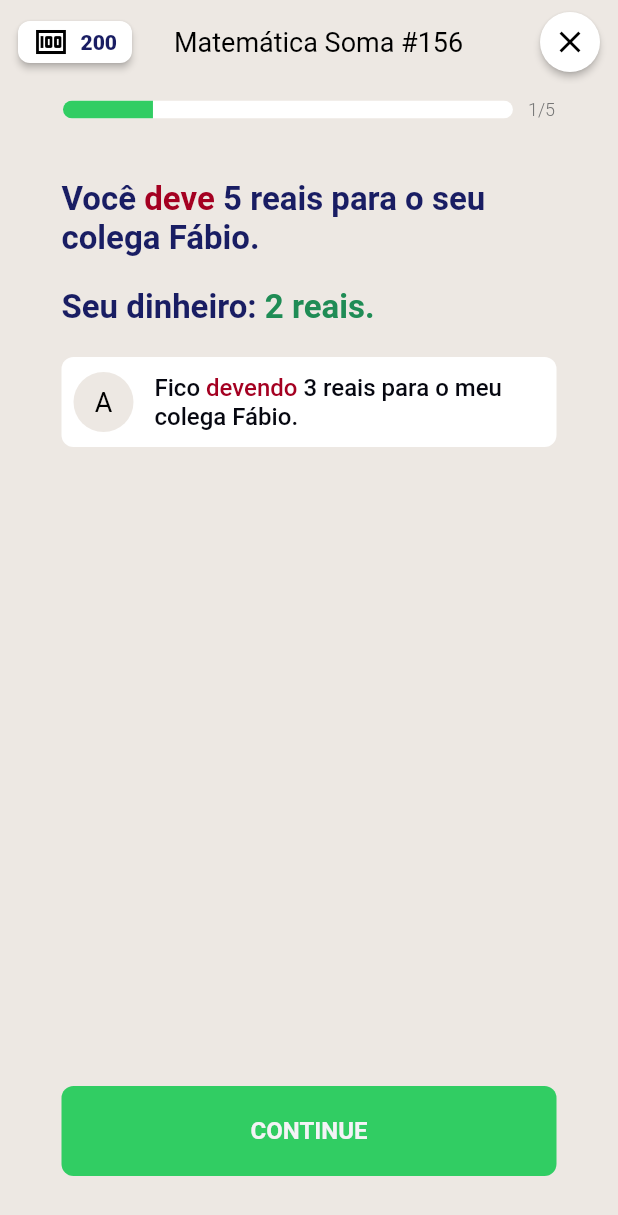
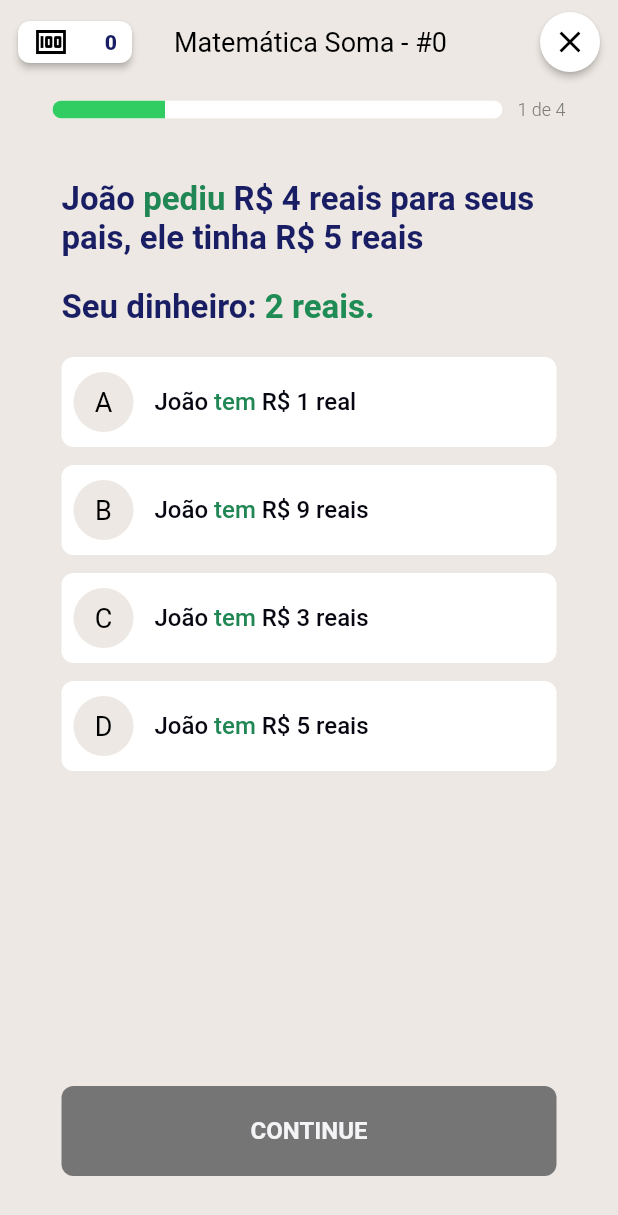
Before and after one commit to marcos-bah/education_quiz_app, a Flutter app: the QuizPage screen opened directly, on a phone screen of 412 x 824 dp. Shown: the top 1215 px of the screen. Run offline on Flutter 3.47's test engine with Material 2 defaults, Android fonts, the phone set to English and light mode, and no system bars; Roboto replaces fonts that are missing (Manrope).

Commit message:
add suporte a questoes dinamicas

```diff
--- a/lib/app/app.dart
+++ b/lib/app/app.dart
@@ -1,6 +1,7 @@
 import 'package:education_quiz_app/app/theme.dart';
-import 'package:education_quiz_app/start/start_page.dart';
 import 'package:flutter/material.dart';
+
+import '../home/home_page.dart';
 
 class App extends StatelessWidget {
   const App({super.key});
@@ -11,7 +12,7 @@ class App extends StatelessWidget {
     return MaterialApp(
       title: 'Quiz Educação',
       theme: ThemaApp.global,
-      home: const StartPage(),
+      home: const HomePage(),
     );
   }
 }
--- /dev/null
+++ b/lib/app/user_model.dart
@@ -0,0 +1,29 @@
+import 'package:flutter/material.dart';
+
+class UserModel extends ChangeNotifier {
+  int score = 0;
+  int scoreLocal = 0;
+
+  void setPointsGlobal(int points) {
+    score += points;
+    notifyListeners();
+  }
+
+  void resetPointsGlobal() {
+    score = 0;
+    notifyListeners();
+  }
+
+  void setPointsLocal(int points) {
+    scoreLocal += points;
+    notifyListeners();
+  }
+
+  void resetPointsLocal() {
+    scoreLocal = 0;
+    notifyListeners();
+  }
+
+  get getPointsGlobal => score;
+  get getPointsLocal => scoreLocal;
+}
--- /dev/null
+++ b/lib/quiz/option_widget.dart
@@ -0,0 +1,116 @@
+import 'package:education_quiz_app/app/user_model.dart';
+import 'package:education_quiz_app/quiz/quiz_controller.dart';
+import 'package:education_quiz_app/quiz/quiz_model.dart';
+import 'package:flutter/material.dart';
+import 'package:provider/provider.dart';
+
+class OptionWidget extends StatefulWidget {
+  final List<OptionModel> options;
+  const OptionWidget({super.key, required this.options});
+
+  @override
+  State<OptionWidget> createState() => _OptionWidgetState();
+}
+
+class _OptionWidgetState extends State<OptionWidget> {
+  late List<Color> _colors;
+
+  @override
+  void initState() {
+    _colors = List.generate(
+      widget.options.length,
+      (index) => Colors.white,
+    );
+    super.initState();
+  }
+
+  @override
+  Widget build(BuildContext context) {
+    return Consumer<QuizController>(builder: (context, quizController, child) {
+      if (!quizController.quiz.question.isClicked) {
+        _colors = List.generate(
+          widget.options.length,
+          (index) => Colors.white,
+        );
+      }
+      return SizedBox(
+        width: 330,
+        child: Column(
+          children: [
+            ...List.generate(
+              widget.options.length,
+              (index) => Padding(
+                padding: const EdgeInsets.only(bottom: 12),
+                child: Consumer<UserModel>(builder: (context, user, child) {
+                  return TextButton(
+                    style: TextButton.styleFrom(
+                      backgroundColor: _colors[index],
+                    ),
+                    onPressed: () {
+                      setState(() {
+                        if (!quizController.quiz.question.isClicked) {
+                          quizController.click();
+                          if (widget.options[index].isCorrect) {
+                            _colors[index] = Colors.green;
+                            user.setPointsGlobal(quizController.quiz.points());
+                            user.setPointsLocal(quizController.quiz.points());
+                            quizController.quiz.hit();
+                          } else {
+                            _colors[index] = Colors.red;
+                          }
+                        }
+                      });
+                    },
+                    child: Row(
+                      mainAxisAlignment: MainAxisAlignment.spaceBetween,
+                      children: [
+                        CircleAvatar(
+                          radius: 20,
+                          backgroundColor: const Color(0xffEDE8E3),
+                          child: Text(
+                            widget.options[index].getLetter(index),
+                            style: Theme.of(context).textTheme.headline2,
+                          ),
+                        ),
+                        SizedBox(
+                          width: 260,
+                          child: Text.rich(
+                            TextSpan(
+                              text: widget.options[index].primaryText,
+                              style: Theme.of(context).textTheme.bodyText2,
+                              children: [
+                                const TextSpan(
+                                  text: " ",
+                                ),
+                                TextSpan(
+                                  text: widget.options[index].scopeText,
+                                  style: Theme.of(context)
+                                      .textTheme
+                                      .bodyText2!
+                                      .copyWith(
+                                        color: widget.options[index].color,
+                                      ),
+                                ),
+                                const TextSpan(
+                                  text: " ",
+                                ),
+                                TextSpan(
+                                  text: widget.options[index].secondaryText,
+                                  style: Theme.of(context).textTheme.bodyText2,
+                                )
+                              ],
+                            ),
+                          ),
+                        ),
+                      ],
+                    ),
+                  );
+                }),
+              ),
+            )
+          ],
+        ),
+      );
+    });
+  }
+}
--- /dev/null
+++ b/lib/quiz/quiz_model.dart
@@ -0,0 +1,116 @@
+import 'dart:ui';
+
+enum Category {
+  mathSum,
+  mathSub,
+}
+
+extension CategoryExtension on Category {
+  String get name {
+    switch (this) {
+      case Category.mathSum:
+        return 'Matemática Soma';
+      case Category.mathSub:
+        return 'Matemática Subtração';
+    }
+  }
+
+  String get image {
+    switch (this) {
+      case Category.mathSum:
+        return 'assets/images/math_sum.png';
+      case Category.mathSub:
+        return 'assets/images/math_sub.png';
+    }
+  }
+}
+
+class OptionModel {
+  String primaryText;
+  String secondaryText;
+  String scopeText;
+  bool isLost;
+  final bool isCorrect;
+
+  OptionModel(
+      {required this.primaryText,
+      required this.secondaryText,
+      required this.scopeText,
+      required this.isLost,
+      required this.isCorrect});
+
+  Color get color => isLost ? const Color(0xffA40021) : const Color(0xff1F8654);
+
+  static const List<String> letter = [
+    'A',
+    'B',
+    'C',
+    'D',
+  ];
+
+  String getLetter(int index) => letter[index];
+}
+
+class QuestionModel {
+  String primaryText;
+  String secondaryText;
+  String scopeText;
+  bool isLost;
+  List<OptionModel> options;
+  bool clicked = false;
+
+  QuestionModel(
+      {required this.primaryText,
+      required this.secondaryText,
+      required this.scopeText,
+      required this.isLost,
+      required this.options});
+
+  Color get color => isLost ? const Color(0xffA40021) : const Color(0xff1F8654);
+  bool get isClicked => clicked;
+
+  void click({action = true}) {
+    clicked = action;
+  }
+}
+
+class QuizModel {
+  final int id;
+  final Category category;
+  final List<QuestionModel> questions;
+  final int score;
+  int position = 1;
+  int hits = 0;
+
+  QuizModel({
+    required this.id,
+    required this.category,
+    required this.questions,
+    required this.score,
+  });
+
+  String get categoryNameID => '${category.name} - #$id';
+  String get step => '$position de ${questions.length}';
+  QuestionModel get question => questions[position];
+  bool get isLastQuestion => position == questions.length - 1;
+  double get percentage => position / questions.length;
+
+  void nextQuestion() {
+    if (position < questions.length) {
+      position++;
+      question.click(action: false);
+    }
+  }
+
+  void setPos(int pos) {
+    position = pos;
+  }
+
+  int points() {
+    return score ~/ questions.length;
+  }
+
+  void hit() {
+    hits++;
+  }
+}
--- a/lib/quiz/quiz_page.dart
+++ b/lib/quiz/quiz_page.dart
@@ -1,18 +1,30 @@
+import 'package:education_quiz_app/app/user_model.dart';
+import 'package:education_quiz_app/quiz/option_widget.dart';
+import 'package:education_quiz_app/quiz/quiz_controller.dart';
 import 'package:education_quiz_app/quiz/result_page.dart';
 import 'package:flutter/material.dart';
+import 'package:provider/provider.dart';
 
-class QuizPage extends StatelessWidget {
-  const QuizPage({super.key});
+class QuizPage extends StatefulWidget {
+  const QuizPage({
+    super.key,
+  });
 
+  @override
+  State<QuizPage> createState() => _QuizPageState();
+}
+
+class _QuizPageState extends State<QuizPage> {
   @override
   Widget build(BuildContext context) {
     double width = MediaQuery.of(context).size.width;
+    return Consumer<QuizController>(builder: (context, quizController, child) {
       return Scaffold(
         appBar: AppBar(
           elevation: 0,
           backgroundColor: Colors.transparent,
           title: Text(
-          "Matemática Soma #156",
+            quizController.quiz.categoryNameID,
             style: Theme.of(context).textTheme.headline2,
             textAlign: TextAlign.center,
           ),
@@ -37,13 +49,15 @@ class QuizPage extends StatelessWidget {
                     Icons.money,
                     color: Colors.black,
                   ),
-                Text(
-                  "200",
+                  Consumer<UserModel>(builder: (context, user, child) {
+                    return Text(
+                      user.getPointsGlobal.toString(),
                       style: Theme.of(context)
                           .textTheme
                           .headline3!
                           .copyWith(fontSize: 14),
-                ),
+                    );
+                  }),
                 ],
               ),
             ),
@@ -73,27 +87,27 @@ class QuizPage extends StatelessWidget {
             ),
             Row(
               mainAxisAlignment: MainAxisAlignment.center,
-            children: const [
+              children: [
                 SizedBox(
                   width: 300,
                   height: 12,
                   child: ClipRRect(
-                  borderRadius: BorderRadius.all(Radius.circular(16)),
+                    borderRadius: const BorderRadius.all(Radius.circular(16)),
                     child: LinearProgressIndicator(
-                    value: 0.2,
+                      value: quizController.quiz.percentage,
                       backgroundColor: Colors.white,
-                    valueColor: AlwaysStoppedAnimation(
+                      valueColor: const AlwaysStoppedAnimation(
                         Color(0xff31CD63),
                       ),
                     ),
                   ),
                 ),
-              SizedBox(
+                const SizedBox(
                   width: 10,
                 ),
                 Text(
-                "1/5",
-                style: TextStyle(
+                  quizController.quiz.step,
+                  style: const TextStyle(
                     fontSize: 12,
                     fontFamily: "Manrope",
                     fontWeight: FontWeight.w300,
@@ -109,17 +123,23 @@ class QuizPage extends StatelessWidget {
               width: 330,
               child: Text.rich(
                 TextSpan(
-                text: "Você ",
+                  text: quizController.quiz.question.primaryText,
                   style: Theme.of(context).textTheme.bodyText1,
                   children: [
+                    const TextSpan(
+                      text: " ",
+                    ),
                     TextSpan(
-                    text: "deve",
+                      text: quizController.quiz.question.scopeText,
                       style: Theme.of(context).textTheme.bodyText1!.copyWith(
-                          color: const Color(0xffA40021),
+                            color: quizController.quiz.question.color,
                           ),
                     ),
+                    const TextSpan(
+                      text: " ",
+                    ),
                     TextSpan(
-                    text: " 5 reais para o seu colega Fábio.",
+                      text: quizController.quiz.question.secondaryText,
                       style: Theme.of(context).textTheme.bodyText1,
                     )
                   ],
@@ -149,67 +169,31 @@ class QuizPage extends StatelessWidget {
             const SizedBox(
               height: 20,
             ),
-          SizedBox(
-            width: 330,
-            child: TextButton(
-              style: TextButton.styleFrom(
-                backgroundColor: Colors.white,
-              ),
-              onPressed: () {
-                Navigator.of(context).push(
-                  MaterialPageRoute(
-                    builder: (context) => const QuizPage(),
-                  ),
-                );
-              },
-              child: Row(
-                mainAxisAlignment: MainAxisAlignment.spaceBetween,
-                children: [
-                  CircleAvatar(
-                    radius: 20,
-                    backgroundColor: const Color(0xffEDE8E3),
-                    child: Text(
-                      "A",
-                      style: Theme.of(context).textTheme.headline2,
-                    ),
-                  ),
-                  SizedBox(
-                    width: 260,
-                    child: Text.rich(
-                      TextSpan(
-                        text: "Fico ",
-                        style: Theme.of(context).textTheme.bodyText2,
-                        children: [
-                          TextSpan(
-                            text: "devendo",
-                            style:
-                                Theme.of(context).textTheme.bodyText2!.copyWith(
-                                      color: const Color(0xffA40021),
-                                    ),
-                          ),
-                          TextSpan(
-                            text: " 3 reais para o meu colega Fábio.",
-                            style: Theme.of(context).textTheme.bodyText2,
-                          )
-                        ],
-                      ),
-                    ),
-                  ),
-                ],
-              ),
-            ),
-          ),
+            OptionWidget(options: quizController.quiz.question.options),
             const Spacer(),
             TextButton(
               onPressed: () {
+                if (quizController.quiz.isLastQuestion) {
                   Navigator.of(context).push(
                     MaterialPageRoute(
                       builder: (context) => const ResultPage(),
                     ),
                   );
+                } else {
+                  if (quizController.quiz.question.isClicked) {
+                    quizController.nextQuestion();
+                  }
+                }
               },
+              style: TextButton.styleFrom(
+                backgroundColor: quizController.quiz.question.isClicked
+                    ? const Color(0xff31CD63)
+                    : const Color(0xff757575),
+              ),
               child: Text(
-              "CONTINUE",
+                quizController.quiz.isLastQuestion
+                    ? "Ver resultado"
+                    : "CONTINUE",
                 style: Theme.of(context).textTheme.bodyText2!.copyWith(
                       color: const Color(0xffF4F3F6),
                       fontWeight: FontWeight.bold,
@@ -222,5 +206,6 @@ class QuizPage extends StatelessWidget {
           ],
         ),
       );
+    });
   }
 }
--- a/pubspec.yaml
+++ b/pubspec.yaml
@@ -36,6 +36,7 @@ dependencies:
   # The following adds the Cupertino Icons font to your application.
   # Use with the CupertinoIcons class for iOS style icons.
   cupertino_icons: ^1.0.2
+  provider: ^6.0.5
 
 dev_dependencies:
   flutter_test:
```
Also changed, not shown: lib/home/home_page.dart (added, +72 -0 lines), lib/main.dart (+14 -1 lines), lib/quiz/quiz_controller.dart (added, +107 -0 lines), lib/quiz/result_page.dart (+22 -13 lines), lib/start/start_page.dart (+16 -4 lines), pubspec.lock. Lines whose indentation alone changed are shown as unchanged.
